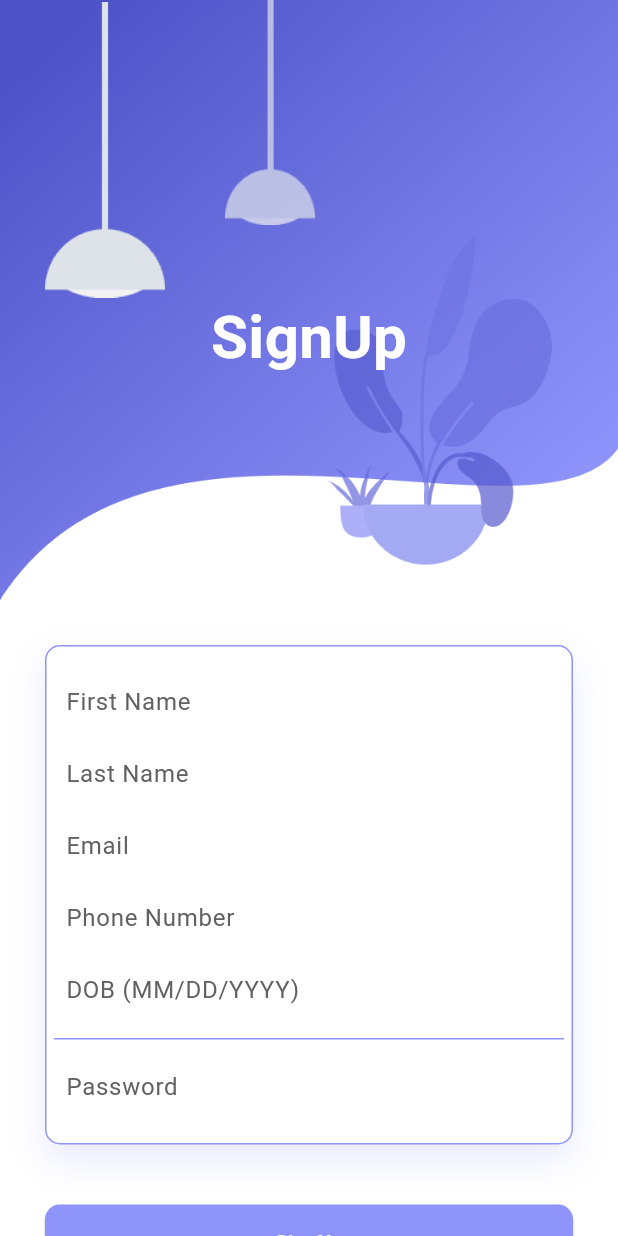
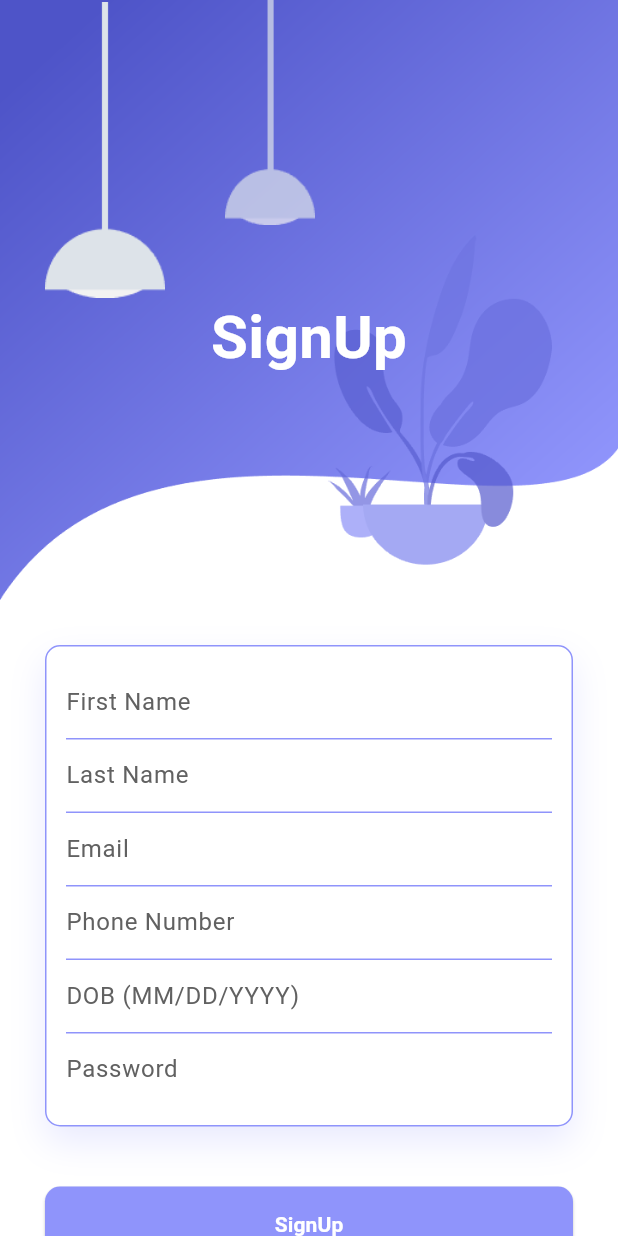
Before and after one commit to CPAD2023/CPAD2023SecBTeam10, a Flutter app: the SignupPage screen opened by its route, on a phone screen of 412 x 824 dp. Run offline on Flutter 3.47's test engine with Material 3 defaults, Android fonts, the phone set to English and light mode, and no system bars; our stand-ins replace animate_do.

Commit message:
update sign_up page

```diff
--- a/frontend/lib/signup_page.dart
+++ b/frontend/lib/signup_page.dart
@@ -121,26 +121,28 @@ class _SignupPageState extends State<SignupPage> {
                             Container(
                               padding: EdgeInsets.all(8.0),
                               decoration: BoxDecoration(
-                                  border: Border(bottom: BorderSide(color:  Color.fromRGBO(143, 148, 251, 1)))
+                                  // border: Border(bottom: BorderSide(color:  Color.fromRGBO(143, 148, 251, 1)))
                               ),
                               child: Column(
                                 children : [
                               TextField(
-                                controller: _emailController,
+                                controller: _firstNameController,
                                 decoration: InputDecoration(
                                     border: InputBorder.none,
                                     hintText: "First Name",
                                     hintStyle: TextStyle(color: Colors.grey[700])
                                 ),
                               ),
+                                  const Divider(color: Color.fromRGBO(143, 148, 251, 1), height: 1),
                               TextField(
-                                controller: _emailController,
+                                controller: _lastNameController,
                                 decoration: InputDecoration(
                                     border: InputBorder.none,
                                     hintText: "Last Name",
                                     hintStyle: TextStyle(color: Colors.grey[700])
                                 ),
                               ),
+                                  const Divider(color: Color.fromRGBO(143, 148, 251, 1), height: 1),
                                   TextField(
                                     controller: _emailController,
                                     decoration: InputDecoration(
@@ -149,46 +151,43 @@ class _SignupPageState extends State<SignupPage> {
                                         hintStyle: TextStyle(color: Colors.grey[700])
                                     ),
                                   ),
+                                  const Divider(color: Color.fromRGBO(143, 148, 251, 1), height: 1),
                                   TextField(
-                                    controller: _emailController,
+                                    controller: _phoneController,
                                     decoration: InputDecoration(
                                         border: InputBorder.none,
                                         hintText: "Phone Number",
                                         hintStyle: TextStyle(color: Colors.grey[700])
                                     ),
                                   ),
+                                  const Divider(color: Color.fromRGBO(143, 148, 251, 1), height: 1),
                                   TextField(
-                                    controller: _emailController,
+                                    controller: _dobController,
                                     decoration: InputDecoration(
                                         border: InputBorder.none,
                                         hintText: "DOB (MM/DD/YYYY)",
                                         hintStyle: TextStyle(color: Colors.grey[700])
                                     ),
                                   ),
-
+                                  const Divider(color: Color.fromRGBO(143, 148, 251, 1), height: 1),
+                                  TextField(
+                                    controller: _passwordController,
+                                    obscureText: true,
+                                    decoration: InputDecoration(
+                                        border: InputBorder.none,
+                                        hintText: "Password",
+                                        hintStyle: TextStyle(color: Colors.grey[700])
+                                    ),
+                                  ),
                               ]
                               ),
                             ),
-                            Container(
-                              padding: EdgeInsets.all(8.0),
-                              child: TextField(
-                                controller: _passwordController,
-                                obscureText: true,
-                                decoration: InputDecoration(
-                                    border: InputBorder.none,
-                                    hintText: "Password",
-                                    hintStyle: TextStyle(color: Colors.grey[700])
-                                ),
-                              ),
-                            )
                           ],
                         ),
                       )),
                       SizedBox(height: 40,),
                       FadeInUp(duration: Duration(milliseconds: 1900), child: ElevatedButton(
-                        onPressed: () {
-                          Navigator.pushNamed(context, '/signup');
-                        },
+                        onPressed: _signup,
                         style: ElevatedButton.styleFrom(
                           primary: Color.fromRGBO(143, 148, 251, 1),
                           onPrimary: Colors.white,
```
